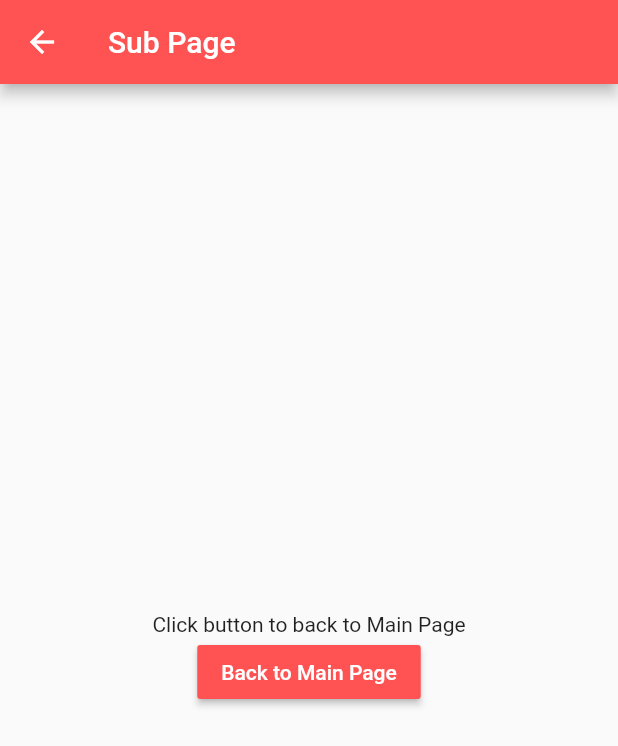
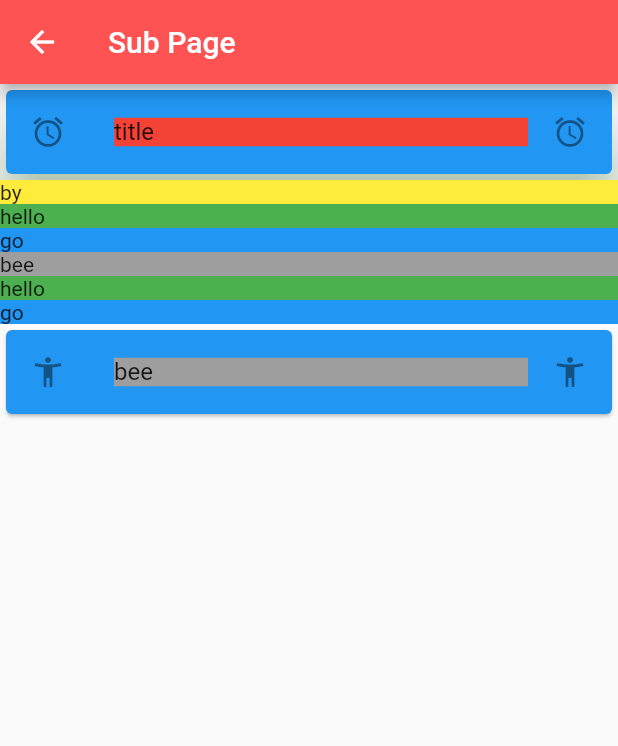
Before and after one commit to hamza-khalifah/portfolio, a Flutter app: the AboutPage screen opened directly, on a phone screen of 412 x 824 dp. Shown: the top 746 px of the screen. Run offline on Flutter 3.47's test engine with Material 2 defaults, Android fonts, the light colour scheme and no system bars; our stand-ins replace animated_background, flutter_social_button, get.

Commit message:
Add about page

```diff
--- a/lib/pages/about_page.dart
+++ b/lib/pages/about_page.dart
@@ -1,4 +1,5 @@
 import 'package:flutter/material.dart';
+import 'package:hamaza_portfolio/pages/home_page.dart';
 
 class AboutPage extends StatelessWidget {
   @override
@@ -9,16 +10,60 @@ class AboutPage extends StatelessWidget {
         backgroundColor: Colors.redAccent,
       ),
       body: Center(
-        child: Column(
-          mainAxisAlignment: MainAxisAlignment.center,
-          children: <Widget>[
-            const Text('Click button to back to Main Page'),
-            RaisedButton(
-              textColor: Colors.white,
-              color: Colors.redAccent,
-              child: const Text('Back to Main Page'),
-              onPressed: () {},
-            )
+        // Center is a layout widget. It takes a single child and positions it
+        // in the middle of the parent.
+        child: ListView(
+          children: [
+            Card(
+              color: Colors.blue,
+              elevation: 20.0,
+              shadowColor: Colors.green,
+              child: ListTile(
+                trailing: Icon(Icons.access_alarm),
+                leading: Icon(Icons.access_alarms),
+                title: Container(
+                  color: Colors.red,
+                  child: Text("title"),
+                ),
+                // subtitle: Text("subtitle"),
+              ),
+            ),
+            Container(
+              color: Colors.yellow,
+              child: Text("by"),
+            ),
+            Container(
+              color: Colors.green,
+              child: Text("hello"),
+            ),
+            Container(
+              color: Colors.blue,
+              child: Text("go"),
+            ),
+            Container(
+              color: Colors.grey,
+              child: Text("bee"),
+            ),
+            Container(
+              color: Colors.green,
+              child: Text("hello"),
+            ),
+            Container(
+              color: Colors.blue,
+              child: Text("go"),
+            ),
+            Card(
+              shadowColor: Colors.black,
+              color: Colors.blue,
+              child: ListTile(
+                trailing: Icon(Icons.accessibility_new),
+                leading: Icon(Icons.accessibility_new),
+                title: Container(
+                  color: Colors.grey,
+                  child: Text("bee"),
+                ),
+              ),
+            ),
           ],
         ),
       ),
--- a/lib/pages/home_page.dart
+++ b/lib/pages/home_page.dart
@@ -1,13 +1,14 @@
 import 'package:flutter/material.dart';
 import 'package:flutter_social_button/flutter_social_button.dart';
 import 'package:get/get.dart';
+import 'package:hamaza_portfolio/pages/about_page.dart';
 import 'package:url_launcher/url_launcher.dart';
 import 'package:animated_background/animated_background.dart';
 
 class HomePage extends StatefulWidget {
-  const HomePage({Key? key, required this.title}) : super(key: key);
+  const HomePage({Key? key}) : super(key: key);
 
-  final String title;
+  final String title = 'Welcome to my portfolio';
 
   @override
   State<HomePage> createState() => _HomePageState();
@@ -32,6 +33,13 @@ class _HomePageState extends State<HomePage> with TickerProviderStateMixin {
         title: Text(widget.title),
         centerTitle: true,
         actions: [
+          IconButton(
+            icon: const Icon(Icons.info_outline),
+            onPressed: () {
+              Navigator.push(context,
+                  MaterialPageRoute(builder: (context) => AboutPage()));
+            },
+          ),
           IconButton(
             icon: const Icon(Icons.wb_sunny),
             onPressed: () {
--- a/lib/portfolio_app.dart
+++ b/lib/portfolio_app.dart
@@ -11,7 +11,7 @@ class PortfolioApp extends StatelessWidget {
       title: 'Hamza Portfolio',
       theme:
           ThemeData(primarySwatch: Colors.blue, brightness: Brightness.light),
-      home: const HomePage(title: 'Welcome to my portfolio'),
+      home: const HomePage(),
     );
   }
 }
```
